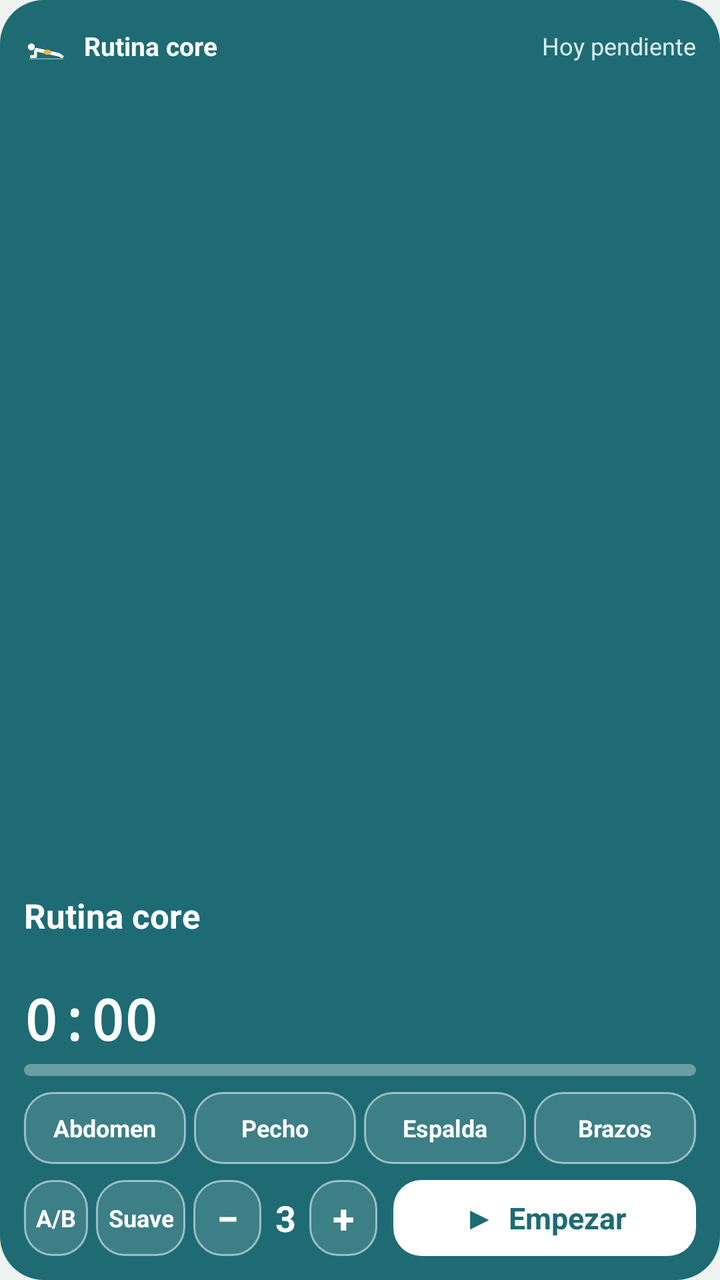
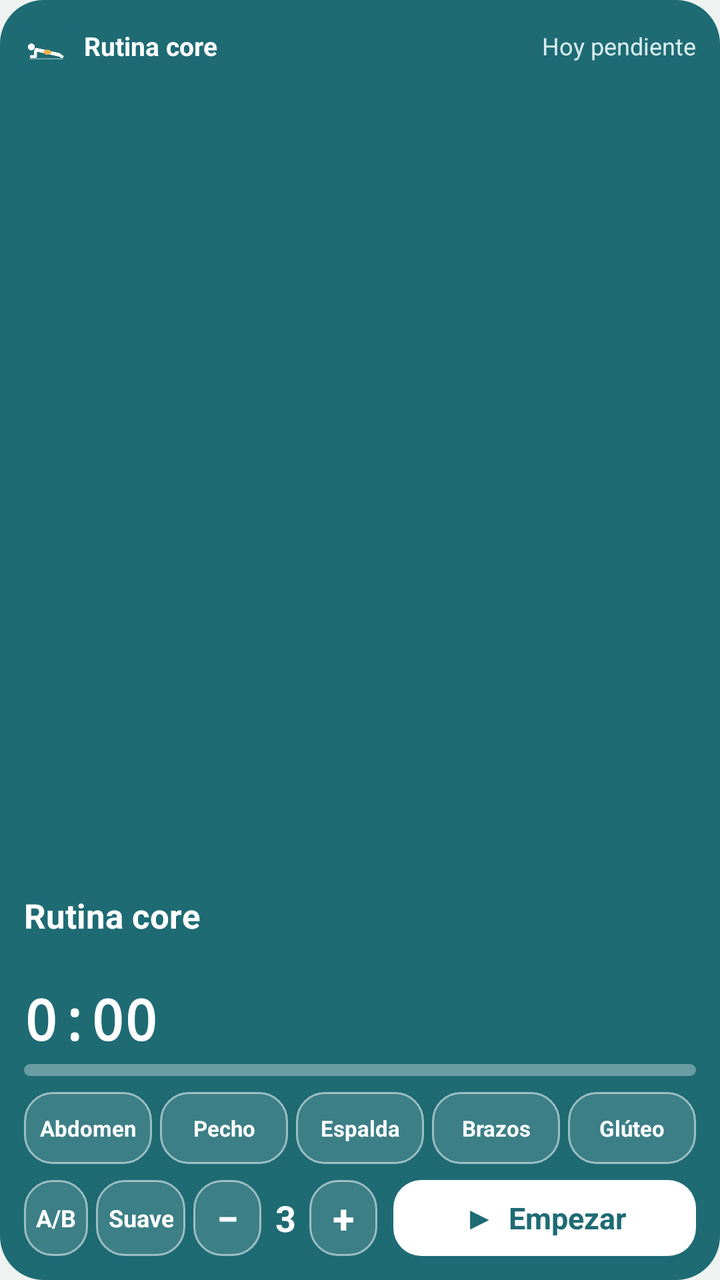

Two renders of the same Android screen: before a commit and after it. Below are the layout's source before the change and the commit's diff.
<!-- AndroidManifest.xml: application theme AppTheme -->
<!-- res/layout/widget_player.xml -->
<?xml version="1.0" encoding="utf-8"?>
<LinearLayout xmlns:android="http://schemas.android.com/apk/res/android"
    android:layout_width="match_parent"
    android:layout_height="match_parent"
    android:background="@drawable/widget_bg"
    android:orientation="vertical"
    android:padding="12dp">

    <LinearLayout
        android:id="@+id/header"
        android:layout_width="match_parent"
        android:layout_height="wrap_content"
        android:gravity="center_vertical"
        android:orientation="horizontal">

        <ImageView
            android:layout_width="22dp"
            android:layout_height="22dp"
            android:src="@mipmap/ic_launcher" />

        <TextView
            android:layout_width="0dp"
            android:layout_height="wrap_content"
            android:layout_weight="1"
            android:layout_marginStart="8dp"
            android:text="@string/app_name"
            android:textColor="#FFFFFF"
            android:textSize="13sp"
            android:textStyle="bold" />

        <TextView
            android:id="@+id/status"
            android:layout_width="wrap_content"
            android:layout_height="wrap_content"
            android:text="Hoy pendiente"
            android:textColor="#D9ECEE"
            android:textSize="12sp" />
    </LinearLayout>

    <ImageView
        android:id="@+id/pose"
        android:layout_width="match_parent"
        android:layout_height="0dp"
        android:layout_weight="1"
        android:layout_marginTop="4dp"
        android:adjustViewBounds="true"
        android:scaleType="fitCenter" />

    <TextView
        android:id="@+id/ex_name"
        android:layout_width="match_parent"
        android:layout_height="wrap_content"
        android:maxLines="1"
        android:ellipsize="end"
        android:text="Rutina core"
        android:textColor="#FFFFFF"
        android:textSize="17sp"
        android:textStyle="bold" />

    <TextView
        android:id="@+id/ex_cap"
        android:layout_width="match_parent"
        android:layout_height="wrap_content"
        android:maxLines="2"
        android:ellipsize="end"
        android:text=""
        android:textColor="#D9ECEE"
        android:textSize="13sp" />

    <LinearLayout
        android:layout_width="match_parent"
        android:layout_height="wrap_content"
        android:layout_marginTop="4dp"
        android:gravity="center_vertical"
        android:orientation="horizontal">

        <TextView
            android:id="@+id/time"
            android:layout_width="wrap_content"
            android:layout_height="wrap_content"
            android:fontFamily="monospace"
            android:text="0:00"
            android:textColor="#FFFFFF"
            android:textSize="28sp"
            android:textStyle="bold" />

        <TextView
            android:id="@+id/info"
            android:layout_width="0dp"
            android:layout_height="wrap_content"
            android:layout_weight="1"
            android:gravity="end"
            android:text=""
            android:textColor="#D9ECEE"
            android:textSize="13sp" />
    </LinearLayout>

    <ProgressBar
        android:id="@+id/progress"
        style="@android:style/Widget.ProgressBar.Horizontal"
        android:layout_width="match_parent"
        android:layout_height="6dp"
        android:layout_marginTop="4dp"
        android:max="100"
        android:progress="0"
        android:progressBackgroundTint="#55FFFFFF"
        android:progressTint="#F0B04A" />

    <LinearLayout
        android:id="@+id/config_box"
        android:layout_width="match_parent"
        android:layout_height="wrap_content"
        android:layout_marginTop="8dp"
        android:orientation="horizontal">

        <TextView
            android:id="@+id/chip_abd"
            android:layout_width="0dp"
            android:layout_height="36dp"
            android:layout_weight="1"
            android:layout_marginEnd="4dp"
            android:background="@drawable/widget_btn_ghost"
            android:ellipsize="end"
            android:gravity="center"
            android:maxLines="1"
            android:text="Abdomen"
            android:textColor="#FFFFFF"
            android:textSize="12sp"
            android:textStyle="bold" />
        <TextView
            android:id="@+id/chip_pec"
            android:layout_width="0dp"
            android:layout_height="36dp"
            android:layout_weight="1"
            android:layout_marginEnd="4dp"
            android:background="@drawable/widget_btn_ghost"
            android:ellipsize="end"
            android:gravity="center"
            android:maxLines="1"
            android:text="Pecho"
            android:textColor="#FFFFFF"
            android:textSize="12sp"
            android:textStyle="bold" />
        <TextView
            android:id="@+id/chip_esp"
            android:layout_width="0dp"
            android:layout_height="36dp"
            android:layout_weight="1"
            android:layout_marginEnd="4dp"
            android:background="@drawable/widget_btn_ghost"
            android:ellipsize="end"
            android:gravity="center"
            android:maxLines="1"
            android:text="Espalda"
            android:textColor="#FFFFFF"
            android:textSize="12sp"
            android:textStyle="bold" />
        <TextView
            android:id="@+id/chip_bra"
            android:layout_width="0dp"
            android:layout_height="36dp"
            android:layout_weight="1"
                        android:background="@drawable/widget_btn_ghost"
            android:ellipsize="end"
            android:gravity="center"
            android:maxLines="1"
            android:text="Brazos"
            android:textColor="#FFFFFF"
            android:textSize="12sp"
            android:textStyle="bold" />
    </LinearLayout>

    <LinearLayout
        android:layout_width="match_parent"
        android:layout_height="wrap_content"
        android:layout_marginTop="8dp"
        android:gravity="center_vertical"
        android:orientation="horizontal">

        <LinearLayout
            android:id="@+id/rounds_box"
            android:layout_width="wrap_content"
            android:layout_height="wrap_content"
            android:layout_marginEnd="8dp"
            android:gravity="center_vertical"
            android:orientation="horizontal">

            <TextView
                android:id="@+id/chip_auto"
                android:layout_width="wrap_content"
                android:layout_height="38dp"
                android:layout_marginEnd="4dp"
                android:background="@drawable/widget_btn_ghost"
                android:gravity="center"
                android:maxLines="1"
                android:paddingStart="6dp"
                android:paddingEnd="6dp"
                android:text="A/B"
                android:textColor="#FFFFFF"
                android:textSize="12sp"
                android:textStyle="bold" />

            <TextView
                android:id="@+id/chip_int"
                android:layout_width="wrap_content"
                android:layout_height="38dp"
                android:layout_marginEnd="4dp"
                android:background="@drawable/widget_btn_ghost"
                android:gravity="center"
                android:maxLines="1"
                android:paddingStart="6dp"
                android:paddingEnd="6dp"
                android:text="Suave"
                android:textColor="#FFFFFF"
                android:textSize="12sp"
                android:textStyle="bold" />

            <TextView
                android:id="@+id/btn_minus"
                android:layout_width="34dp"
                android:layout_height="38dp"
                android:background="@drawable/widget_btn_ghost"
                android:gravity="center"
                android:contentDescription="Una ronda menos"
                android:text="−"
                android:textColor="#FFFFFF"
                android:textSize="20sp"
                android:textStyle="bold" />

            <TextView
                android:id="@+id/rounds_lbl"
                android:layout_width="24dp"
                android:layout_height="wrap_content"
                android:gravity="center"
                android:text="3"
                android:textColor="#FFFFFF"
                android:textSize="18sp"
                android:textStyle="bold" />

            <TextView
                android:id="@+id/btn_plus"
                android:layout_width="34dp"
                android:layout_height="38dp"
                android:background="@drawable/widget_btn_ghost"
                android:gravity="center"
                android:contentDescription="Una ronda más"
                android:text="+"
                android:textColor="#FFFFFF"
                android:textSize="20sp"
                android:textStyle="bold" />
        </LinearLayout>

        <TextView
            android:id="@+id/btn_play"
            android:layout_width="0dp"
            android:layout_height="38dp"
            android:layout_weight="1"
            android:background="@drawable/widget_btn"
            android:gravity="center"
            android:text="▶  Empezar"
            android:textColor="#1E6B74"
            android:textSize="15sp"
            android:textStyle="bold" />

        <TextView
            android:id="@+id/btn_skip"
            android:layout_width="wrap_content"
            android:layout_height="38dp"
            android:layout_marginStart="6dp"
            android:background="@drawable/widget_btn_ghost"
            android:gravity="center"
            android:paddingStart="12dp"
            android:paddingEnd="12dp"
            android:text="Saltar"
            android:textColor="#FFFFFF"
            android:textSize="14sp"
            android:visibility="gone" />

        <TextView
            android:id="@+id/btn_stop"
            android:layout_width="wrap_content"
            android:layout_height="38dp"
            android:layout_marginStart="6dp"
            android:background="@drawable/widget_btn_ghost"
            android:gravity="center"
            android:paddingStart="12dp"
            android:paddingEnd="12dp"
            android:text="Parar"
            android:textColor="#FFFFFF"
            android:textSize="14sp"
            android:visibility="gone" />
    </LinearLayout>
</LinearLayout>
<!-- resources referenced by this layout -->
<resources>
  <!-- drawable widget_bg (drawable) -->
  <?xml version="1.0" encoding="utf-8"?>
  <shape xmlns:android="http://schemas.android.com/apk/res/android" android:shape="rectangle">
      <solid android:color="#1E6B74" />
      <corners android:radius="22dp" />
  </shape>
  <!-- drawable widget_btn (drawable) -->
  <?xml version="1.0" encoding="utf-8"?>
  <shape xmlns:android="http://schemas.android.com/apk/res/android" android:shape="rectangle">
      <solid android:color="#FFFFFF" />
      <corners android:radius="14dp" />
  </shape>
  <!-- drawable widget_btn_ghost (drawable) -->
  <?xml version="1.0" encoding="utf-8"?>
  <shape xmlns:android="http://schemas.android.com/apk/res/android" android:shape="rectangle">
      <solid android:color="#22FFFFFF" />
      <stroke android:width="1dp" android:color="#88FFFFFF" />
      <corners android:radius="14dp" />
  </shape>
  <!-- mipmap ic_launcher: png bitmap (mipmap-hdpi, 3327 bytes) -->
  <string name="app_name">Rutina core</string>
  <style name="AppTheme" parent="@android:style/Theme.Material.Light.NoActionBar">
          <item name="android:statusBarColor">#EEF2F1</item>
          <item name="android:navigationBarColor">#EEF2F1</item>
          <item name="android:windowBackground">@color/bg</item>
          <item name="android:windowLightStatusBar">true</item>
      </style>
  <color name="bg">#EEF2F1</color>
</resources>

<!-- the commit's change to res/layout/widget_player.xml (unified diff, before → after) -->
@@ -125,7 +125,7 @@
             android:maxLines="1"
             android:text="Abdomen"
             android:textColor="#FFFFFF"
-            android:textSize="12sp"
+            android:textSize="11sp"
             android:textStyle="bold" />
         <TextView
             android:id="@+id/chip_pec"
@@ -139,7 +139,7 @@
             android:maxLines="1"
             android:text="Pecho"
             android:textColor="#FFFFFF"
-            android:textSize="12sp"
+            android:textSize="11sp"
             android:textStyle="bold" />
         <TextView
             android:id="@+id/chip_esp"
@@ -153,20 +153,34 @@
             android:maxLines="1"
             android:text="Espalda"
             android:textColor="#FFFFFF"
-            android:textSize="12sp"
+            android:textSize="11sp"
             android:textStyle="bold" />
         <TextView
             android:id="@+id/chip_bra"
             android:layout_width="0dp"
             android:layout_height="36dp"
             android:layout_weight="1"
+            android:layout_marginEnd="4dp"
                         android:background="@drawable/widget_btn_ghost"
             android:ellipsize="end"
             android:gravity="center"
             android:maxLines="1"
             android:text="Brazos"
             android:textColor="#FFFFFF"
-            android:textSize="12sp"
+            android:textSize="11sp"
+            android:textStyle="bold" />
+        <TextView
+            android:id="@+id/chip_glu"
+            android:layout_width="0dp"
+            android:layout_height="36dp"
+            android:layout_weight="1"
+                        android:background="@drawable/widget_btn_ghost"
+            android:ellipsize="end"
+            android:gravity="center"
+            android:maxLines="1"
+            android:text="Glúteo"
+            android:textColor="#FFFFFF"
+            android:textSize="11sp"
             android:textStyle="bold" />
     </LinearLayout>
 
